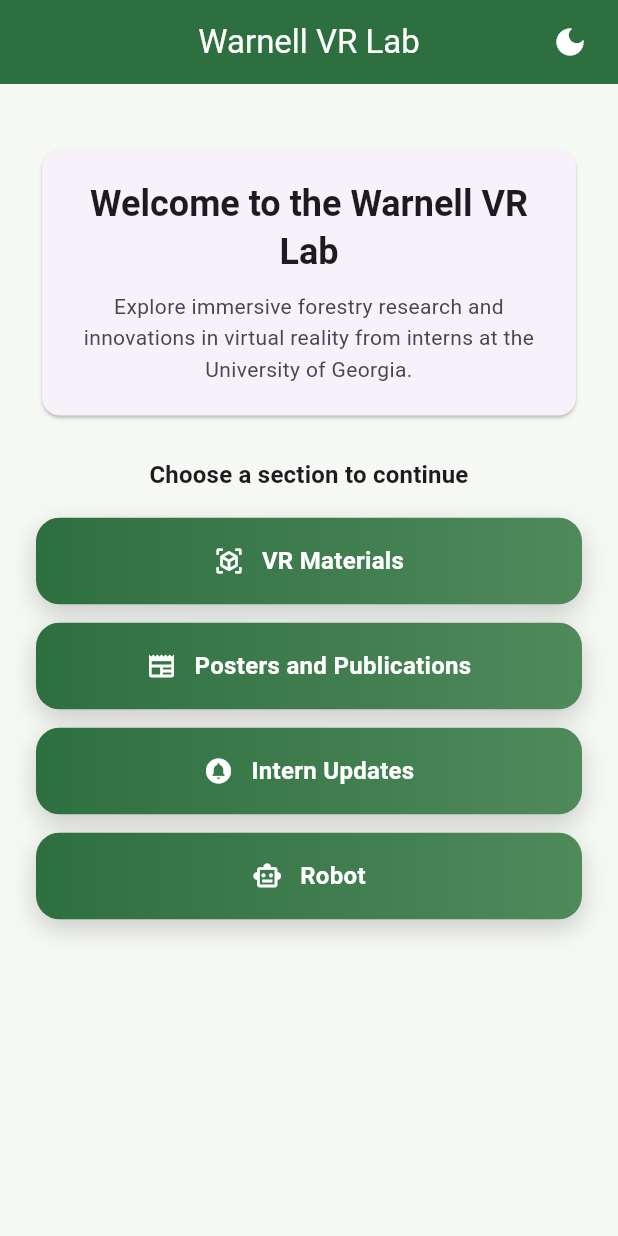
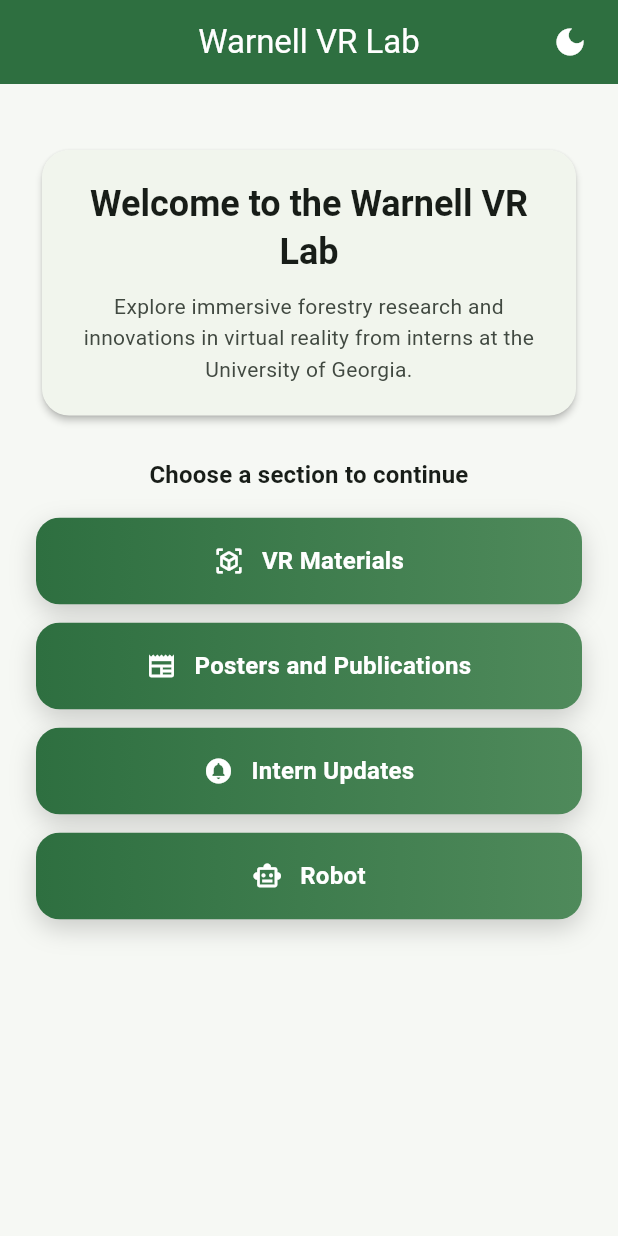
Before and after one commit to aru2-2/perseus_vr_lab_app, a Flutter app: the screen it shows after launch, on a phone screen of 412 x 824 dp. Run offline on Flutter 3.47's test engine with Material 3 defaults, Android fonts, the phone set to English and light mode, and no system bars; our stand-ins replace visibility_detector.

Commit message:
cleaned and commented code

```diff
--- a/lib/main.dart
+++ b/lib/main.dart
@@ -39,41 +39,77 @@
       title: 'Warnell VR Lab',
       debugShowCheckedModeBanner: false,
       theme: ThemeData(
+        useMaterial3: true,
         brightness: Brightness.light,
         scaffoldBackgroundColor: AppColors.backgroundLight,
+        colorScheme: ColorScheme.fromSeed(
+          seedColor: AppColors.primary,
+          brightness: Brightness.light,
+        ),
         appBarTheme: const AppBarTheme(
           backgroundColor: AppColors.primary,
           foregroundColor: AppColors.buttonText,
+          elevation: 0,
+        ),
+        cardTheme: const CardThemeData(
+          elevation: 2,
+          shape: RoundedRectangleBorder(
+            borderRadius: BorderRadius.all(Radius.circular(18)),
+          ),
         ),
         elevatedButtonTheme: ElevatedButtonThemeData(
           style: ElevatedButton.styleFrom(
             backgroundColor: AppColors.primary,
             foregroundColor: AppColors.buttonText,
+            padding: const EdgeInsets.symmetric(horizontal: 20, vertical: 16),
+            elevation: 2,
+            shape: RoundedRectangleBorder(
+              borderRadius: BorderRadius.circular(16),
+            ),
           ),
         ),
         textTheme: const TextTheme(
           bodyLarge: TextStyle(color: AppColors.textLight),
           bodyMedium: TextStyle(color: AppColors.textLight),
           titleLarge: TextStyle(color: AppColors.textLight),
+          headlineMedium: TextStyle(color: AppColors.textLight),
         ),
       ),
       darkTheme: ThemeData(
+        useMaterial3: true,
         brightness: Brightness.dark,
         scaffoldBackgroundColor: AppColors.backgroundDark,
+        colorScheme: ColorScheme.fromSeed(
+          seedColor: AppColors.primary,
+          brightness: Brightness.dark,
+        ),
         appBarTheme: const AppBarTheme(
           backgroundColor: AppColors.primary,
           foregroundColor: AppColors.buttonText,
+          elevation: 0,
+        ),
+        cardTheme: const CardThemeData(
+          elevation: 2,
+          shape: RoundedRectangleBorder(
+            borderRadius: BorderRadius.all(Radius.circular(18)),
+          ),
         ),
         elevatedButtonTheme: ElevatedButtonThemeData(
           style: ElevatedButton.styleFrom(
             backgroundColor: AppColors.primary,
             foregroundColor: AppColors.buttonText,
+            padding: const EdgeInsets.symmetric(horizontal: 20, vertical: 16),
+            elevation: 2,
+            shape: RoundedRectangleBorder(
+              borderRadius: BorderRadius.circular(16),
+            ),
           ),
         ),
         textTheme: const TextTheme(
           bodyLarge: TextStyle(color: AppColors.textDark),
           bodyMedium: TextStyle(color: AppColors.textDark),
           titleLarge: TextStyle(color: AppColors.textDark),
+          headlineMedium: TextStyle(color: AppColors.textDark),
         ),
       ),
       themeMode: isDarkMode ? ThemeMode.dark : ThemeMode.light,
@@ -103,6 +139,7 @@
               onToggleTheme: toggleTheme,
             ),
       },
+      //handles unknown routes and displays a simple page not found message
       onUnknownRoute: (settings) {
         return MaterialPageRoute(
           builder: (context) => const Scaffold(
```
